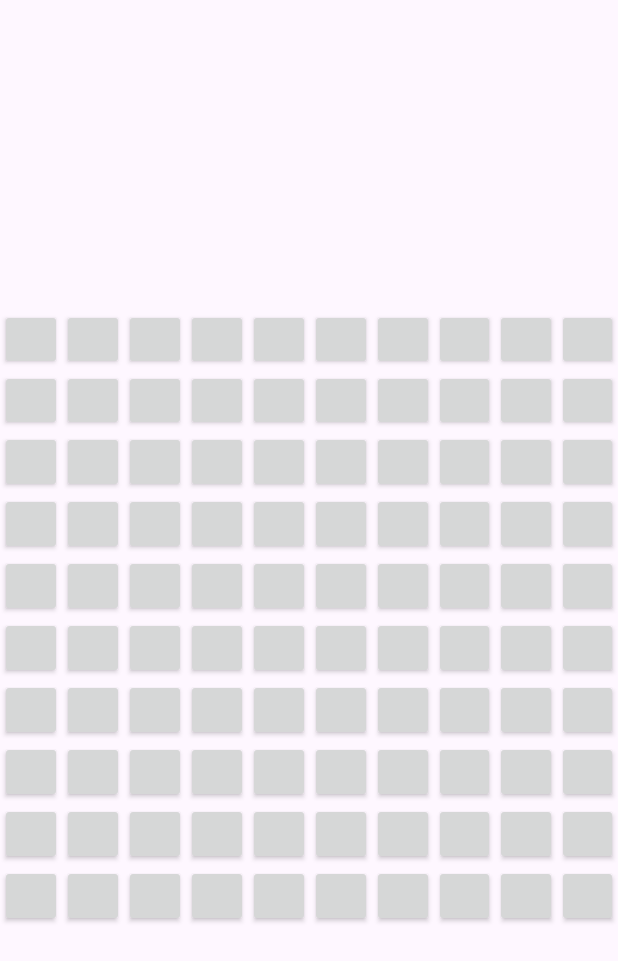
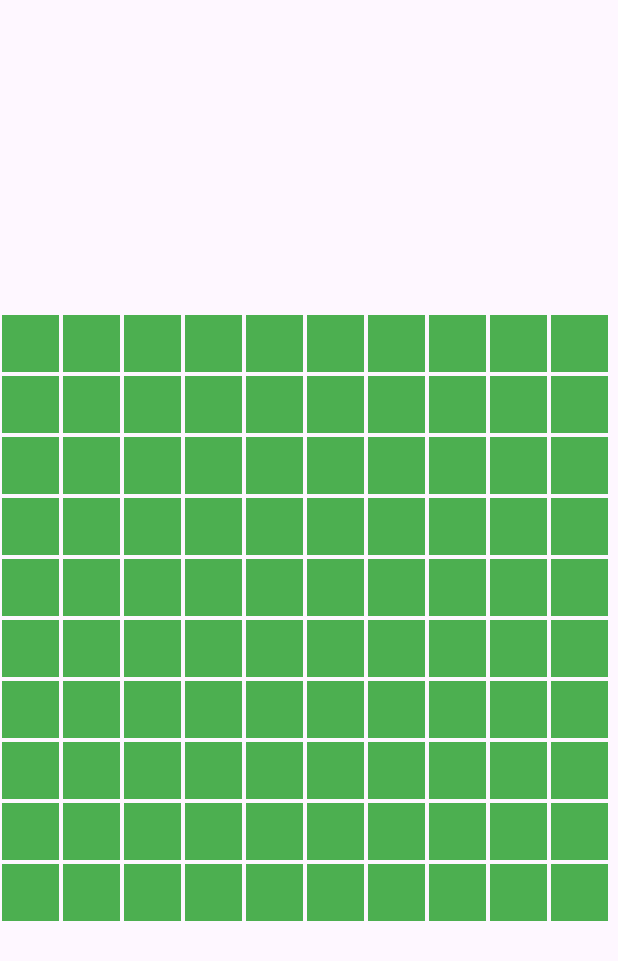
Before and after one commit to william-ying/Minesweeper, an Android app: the screen it shows after launch (MainActivity), on a phone screen of 412 x 824 dp. Shown: the top 961 px of the screen. Run offline under Robolectric (Android 15) with nearby library versions, the phone set to English and light mode, and no system bars.

Commit message:
Updated grid

```diff
--- a/app/src/main/java/com/example/minesweeper/MainActivity.java
+++ b/app/src/main/java/com/example/minesweeper/MainActivity.java
@@ -18,23 +18,32 @@ public class MainActivity extends AppCompatActivity {
         super.onCreate(savedInstanceState);
         EdgeToEdge.enable(this);
         setContentView(R.layout.activity_main);
-        ViewCompat.setOnApplyWindowInsetsListener(findViewById(R.id.main), (v, insets) -> {
+        GridLayout gameGrid = findViewById(R.id.gameGrid);
+        ViewCompat.setOnApplyWindowInsetsListener(gameGrid, (v, insets) -> {
             Insets systemBars = insets.getInsets(WindowInsetsCompat.Type.systemBars());
             v.setPadding(systemBars.left, systemBars.top, systemBars.right, systemBars.bottom);
             return insets;
         });
 
-        GridLayout gridLayout = findViewById(R.id.gridLayout);
-        for (int i = 0; i < 100; i++) {
-            Button button = new Button(this);
-            GridLayout.LayoutParams params = new GridLayout.LayoutParams(
-                    GridLayout.spec(GridLayout.UNDEFINED, 1f),
-                    GridLayout.spec(GridLayout.UNDEFINED, 1f)
-            );
-            params.width = 0;
-            params.height = 0;
-            button.setLayoutParams(params);
-            gridLayout.addView(button);
-        }
+        gameGrid.post(() -> {
+            int gridWidth = gameGrid.getWidth();
+            int padding = gameGrid.getPaddingLeft() + gameGrid.getPaddingRight();
+            int availableWidth = gridWidth - padding;
+
+            int gap = 2;
+            int cellSize = (availableWidth - (gap * 2 * 10)) / 10;
+
+            for (int i = 0; i < 100; i++) {
+                Button cell = (Button) getLayoutInflater()
+                        .inflate(R.layout.minesweeper_tile, gameGrid, false);
+
+                GridLayout.LayoutParams params = new GridLayout.LayoutParams();
+                params.width = cellSize;
+                params.height = cellSize;
+                params.setMargins(gap, gap, gap, gap);
+
+                gameGrid.addView(cell, params);
+            }
+        });
     }
 }
--- a/app/src/main/res/layout/activity_main.xml
+++ b/app/src/main/res/layout/activity_main.xml
@@ -1,24 +1,20 @@
 <?xml version="1.0" encoding="utf-8"?>
 <androidx.constraintlayout.widget.ConstraintLayout xmlns:android="http://schemas.android.com/apk/res/android"
     xmlns:app="http://schemas.android.com/apk/res-auto"
-    xmlns:tools="http://schemas.android.com/tools"
     android:id="@+id/main"
     android:layout_width="match_parent"
-    android:layout_height="match_parent"
-    tools:context=".MainActivity">
+    android:layout_height="match_parent">
 
     <androidx.gridlayout.widget.GridLayout
-        android:id="@+id/gridLayout"
-        android:layout_width="0dp"
-        android:layout_height="0dp"
+        android:id="@+id/gameGrid"
+        android:layout_width="match_parent"
+        android:layout_height="wrap_content"
+        android:padding="4dp"
         app:columnCount="10"
         app:rowCount="10"
-        app:layout_constraintDimensionRatio="1:1"
         app:layout_constraintBottom_toBottomOf="parent"
         app:layout_constraintEnd_toEndOf="parent"
         app:layout_constraintStart_toStartOf="parent"
-        app:layout_constraintTop_toTopOf="parent">
-
-    </androidx.gridlayout.widget.GridLayout>
+        app:layout_constraintTop_toTopOf="parent" />
 
 </androidx.constraintlayout.widget.ConstraintLayout>
--- /dev/null
+++ b/app/src/main/res/layout/activity_result.xml
@@ -0,0 +1,28 @@
+<?xml version="1.0" encoding="utf-8"?>
+<androidx.constraintlayout.widget.ConstraintLayout xmlns:android="http://schemas.android.com/apk/res/android"
+    xmlns:app="http://schemas.android.com/apk/res-auto"
+    xmlns:tools="http://schemas.android.com/tools"
+    android:layout_width="match_parent"
+    android:layout_height="match_parent"
+    tools:context=".MainActivity">
+
+    <Button
+        android:id="@+id/button_find_beer"
+        android:layout_width="wrap_content"
+        android:layout_height="wrap_content"
+        android:layout_marginTop="50dp"
+        app:layout_constraintEnd_toEndOf="parent"
+        app:layout_constraintHorizontal_bias="0.498"
+        app:layout_constraintStart_toStartOf="parent" />
+
+
+    <TextView
+        android:id="@+id/textview_show_brands"
+        android:layout_width="wrap_content"
+        android:layout_height="wrap_content"
+        android:layout_marginTop="32dp"
+        app:layout_constraintBottom_toBottomOf="parent"
+        app:layout_constraintEnd_toEndOf="parent"
+        app:layout_constraintStart_toStartOf="parent" />
+
+</androidx.constraintlayout.widget.ConstraintLayout>
--- /dev/null
+++ b/app/src/main/res/layout/minesweeper_tile.xml
@@ -0,0 +1,19 @@
+<?xml version="1.0" encoding="utf-8"?>
+
+<com.google.android.material.button.MaterialButton
+    xmlns:android="http://schemas.android.com/apk/res/android"
+    xmlns:app="http://schemas.android.com/apk/res-auto"
+    android:id="@+id/cellButton"
+    android:layout_width="match_parent"
+    android:layout_height="match_parent"
+    android:layout_margin="0dp"
+    android:backgroundTint="#4CAF50"
+    android:text=""
+    android:textSize="16sp"
+    android:textStyle="bold"
+    android:padding="0dp"
+    android:insetTop="0dp"
+    android:insetBottom="0dp"
+    android:insetLeft="0dp"
+    android:insetRight="0dp"
+    app:cornerRadius="0dp" />
```
